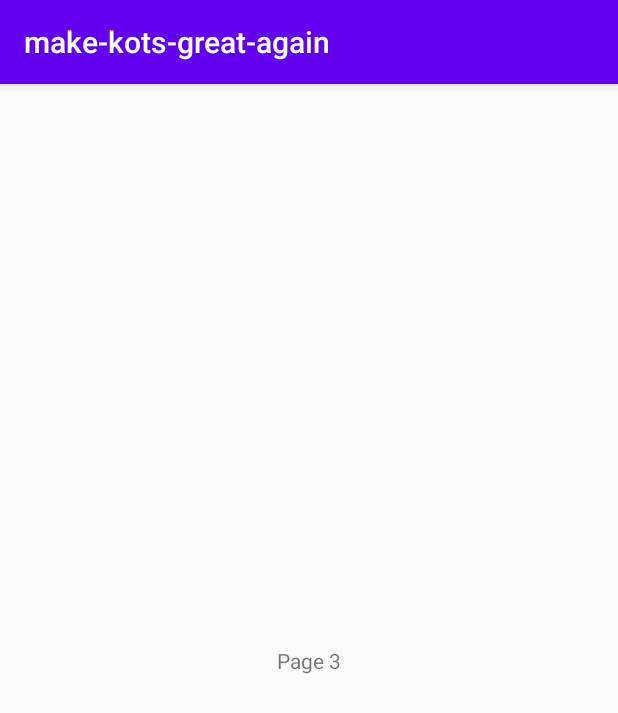
After one commit to make-kots-great-again/mobile, an Android app: the Page3 screen opened directly, with no data from a screen before it, on a phone screen of 412 x 824 dp. The commit adds this screen. Shown: the top 713 px of the screen. Run offline under Robolectric (Android 15) with nearby library versions, the phone set to English and light mode, and no system bars.

Commit message:
ajout des 3 pages : Login, page1 page2

```diff
--- a/makekotsgreatagain/app/src/main/AndroidManifest.xml
+++ b/makekotsgreatagain/app/src/main/AndroidManifest.xml
@@ -9,7 +9,9 @@
         android:roundIcon="@mipmap/ic_launcher_round"
         android:supportsRtl="true"
         android:theme="@style/AppTheme">
-        <activity android:name=".MainActivity">
+        <activity android:name=".Page3"></activity>
+        <activity android:name=".Page2" />
+        <activity android:name=".Login">
             <intent-filter>
                 <action android:name="android.intent.action.MAIN" />
 
--- a/makekotsgreatagain/app/src/main/java/com/morgan/make_kots_great_again/MainActivity.java
+++ b/makekotsgreatagain/app/src/main/java/com/morgan/make_kots_great_again/Page2.java
@@ -4,11 +4,11 @@ import androidx.appcompat.app.AppCompatActivity;
 
 import android.os.Bundle;
 
-public class MainActivity extends AppCompatActivity {
+public class Page2 extends AppCompatActivity {
 
     @Override
     protected void onCreate(Bundle savedInstanceState) {
         super.onCreate(savedInstanceState);
-        setContentView(R.layout.activity_main);
+        setContentView(R.layout.page2);
     }
 }
--- /dev/null
+++ b/makekotsgreatagain/app/src/main/java/com/morgan/make_kots_great_again/Page3.java
@@ -0,0 +1,14 @@
+package com.morgan.make_kots_great_again;
+
+import androidx.appcompat.app.AppCompatActivity;
+
+import android.os.Bundle;
+
+public class Page3 extends AppCompatActivity {
+
+    @Override
+    protected void onCreate(Bundle savedInstanceState) {
+        super.onCreate(savedInstanceState);
+        setContentView(R.layout.page3);
+    }
+}
--- a/makekotsgreatagain/app/src/main/res/layout/activity_main.xml
+++ b/makekotsgreatagain/app/src/main/res/layout/login.xml
@@ -4,12 +4,12 @@
     xmlns:tools="http://schemas.android.com/tools"
     android:layout_width="match_parent"
     android:layout_height="match_parent"
-    tools:context=".MainActivity">
+    tools:context=".Login">
 
     <TextView
         android:layout_width="wrap_content"
         android:layout_height="wrap_content"
-        android:text="Hello World!"
+        android:text="Login Page"
         app:layout_constraintBottom_toBottomOf="parent"
         app:layout_constraintLeft_toLeftOf="parent"
         app:layout_constraintRight_toRightOf="parent"
--- /dev/null
+++ b/makekotsgreatagain/app/src/main/res/layout/page3.xml
@@ -0,0 +1,18 @@
+<?xml version="1.0" encoding="utf-8"?>
+<androidx.constraintlayout.widget.ConstraintLayout xmlns:android="http://schemas.android.com/apk/res/android"
+    xmlns:app="http://schemas.android.com/apk/res-auto"
+    xmlns:tools="http://schemas.android.com/tools"
+    android:layout_width="match_parent"
+    android:layout_height="match_parent"
+    tools:context=".Page3">
+
+    <TextView
+        android:id="@+id/textView2"
+        android:layout_width="wrap_content"
+        android:layout_height="wrap_content"
+        android:text="Page 3"
+        app:layout_constraintBottom_toBottomOf="parent"
+        app:layout_constraintLeft_toLeftOf="parent"
+        app:layout_constraintRight_toRightOf="parent"
+        app:layout_constraintTop_toTopOf="parent" />
+</androidx.constraintlayout.widget.ConstraintLayout>
```
Also changed, not shown: makekotsgreatagain/app/src/main/java/com/morgan/make_kots_great_again/Login.java (added, +14 -0 lines), makekotsgreatagain/app/src/main/res/layout/page2.xml (added, +18 -0 lines).
